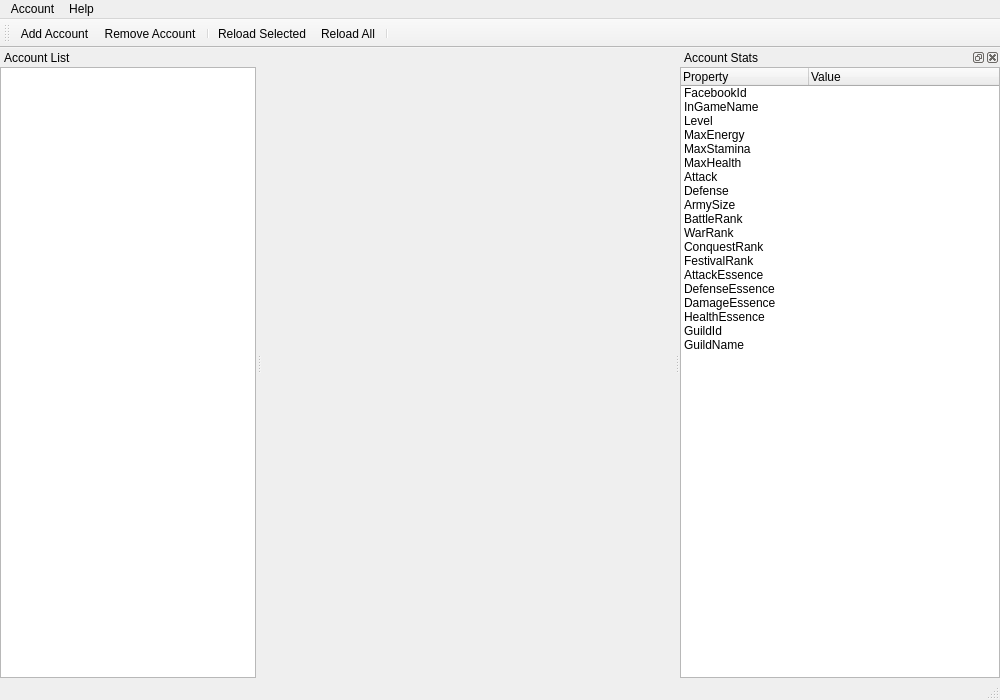
Before: the Qt Designer form mainwindow.ui in yhuiyang/castleage, drawn with Qt 5.
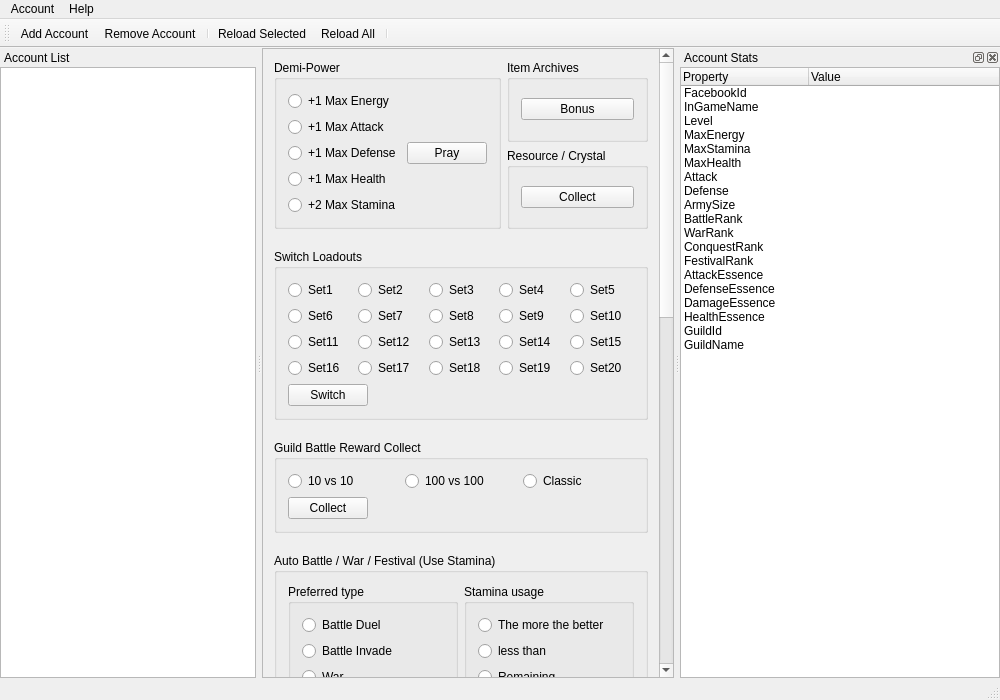
After: the same form once the commit is applied. Icons and pictures are not drawn.

Commit message:
Add some ui for performing actions.
All are no function now.

The edit to the form file:
```diff
--- a/mainwindow.ui
+++ b/mainwindow.ui
@@ -16,7 +16,917 @@
   <property name="dockOptions">
    <set>QMainWindow::AllowNestedDocks|QMainWindow::AllowTabbedDocks|QMainWindow::AnimatedDocks</set>
   </property>
-  <widget class="QWidget" name="centralWidget"/>
+  <widget class="QWidget" name="centralWidget">
+   <layout class="QHBoxLayout" name="horizontalLayout">
+    <property name="spacing">
+     <number>0</number>
+    </property>
+    <property name="leftMargin">
+     <number>0</number>
+    </property>
+    <property name="topMargin">
+     <number>0</number>
+    </property>
+    <property name="rightMargin">
+     <number>0</number>
+    </property>
+    <property name="bottomMargin">
+     <number>0</number>
+    </property>
+    <item>
+     <widget class="QScrollArea" name="scrollArea">
+      <property name="widgetResizable">
+       <bool>true</bool>
+      </property>
+      <widget class="QWidget" name="scrollAreaWidgetContents">
+       <property name="geometry">
+        <rect>
+         <x>0</x>
+         <y>-28</y>
+         <width>405</width>
+         <height>1414</height>
+        </rect>
+       </property>
+       <layout class="QVBoxLayout" name="verticalLayout_7">
+        <property name="spacing">
+         <number>10</number>
+        </property>
+        <item>
+         <layout class="QGridLayout" name="gridLayout_3">
+          <item row="0" column="0" rowspan="2">
+           <widget class="QGroupBox" name="groupBoxDemiPower">
+            <property name="title">
+             <string>Demi-Power</string>
+            </property>
+            <layout class="QHBoxLayout" name="horizontalLayout_2">
+             <item>
+              <layout class="QVBoxLayout" name="verticalLayout">
+               <item>
+                <widget class="QRadioButton" name="radioButtonDemiPowerEnergy">
+                 <property name="text">
+                  <string>+1 Max Energy</string>
+                 </property>
+                </widget>
+               </item>
+               <item>
+                <widget class="QRadioButton" name="radioButtonDemiPowerAttack">
+                 <property name="text">
+                  <string>+1 Max Attack</string>
+                 </property>
+                </widget>
+               </item>
+               <item>
+                <widget class="QRadioButton" name="radioButtonDemiPowerDefense">
+                 <property name="text">
+                  <string>+1 Max Defense</string>
+                 </property>
+                </widget>
+               </item>
+               <item>
+                <widget class="QRadioButton" name="radioButtonDemiPowerHealth">
+                 <property name="text">
+                  <string>+1 Max Health</string>
+                 </property>
+                </widget>
+               </item>
+               <item>
+                <widget class="QRadioButton" name="radioButtonDemiPowerStamina">
+                 <property name="text">
+                  <string>+2 Max Stamina</string>
+                 </property>
+                </widget>
+               </item>
+              </layout>
+             </item>
+             <item>
+              <widget class="QPushButton" name="pushButtonDemiPowerPray">
+               <property name="text">
+                <string>Pray</string>
+               </property>
+              </widget>
+             </item>
+            </layout>
+           </widget>
+          </item>
+          <item row="0" column="1">
+           <widget class="QGroupBox" name="groupBoxItemArchive">
+            <property name="title">
+             <string>Item Archives</string>
+            </property>
+            <layout class="QGridLayout" name="gridLayout_2">
+             <item row="0" column="0">
+              <widget class="QPushButton" name="pushButtonItemArchiveBonus">
+               <property name="text">
+                <string>Bonus</string>
+               </property>
+              </widget>
+             </item>
+            </layout>
+           </widget>
+          </item>
+          <item row="1" column="1">
+           <widget class="QGroupBox" name="groupBoxResourceCrystal">
+            <property name="title">
+             <string>Resource / Crystal</string>
+            </property>
+            <layout class="QGridLayout" name="gridLayout">
+             <item row="0" column="0">
+              <widget class="QPushButton" name="pushButtonCollectResourceCrystal">
+               <property name="text">
+                <string>Collect</string>
+               </property>
+              </widget>
+             </item>
+            </layout>
+           </widget>
+          </item>
+         </layout>
+        </item>
+        <item>
+         <spacer name="verticalSpacer">
+          <property name="orientation">
+           <enum>Qt::Vertical</enum>
+          </property>
+          <property name="sizeType">
+           <enum>QSizePolicy::Fixed</enum>
+          </property>
+          <property name="sizeHint" stdset="0">
+           <size>
+            <width>0</width>
+            <height>10</height>
+           </size>
+          </property>
+         </spacer>
+        </item>
+        <item>
+         <widget class="QGroupBox" name="groupBox_2">
+          <property name="title">
+           <string>Switch Loadouts</string>
+          </property>
+          <layout class="QVBoxLayout" name="verticalLayout_13">
+           <item>
+            <layout class="QGridLayout" name="gridLayout_6">
+             <item row="0" column="0">
+              <widget class="QRadioButton" name="radioButtonLoadoutSet1">
+               <property name="text">
+                <string>Set1</string>
+               </property>
+              </widget>
+             </item>
+             <item row="0" column="1">
+              <widget class="QRadioButton" name="radioButtonLoadoutSet2">
+               <property name="text">
+                <string>Set2</string>
+               </property>
+              </widget>
+             </item>
+             <item row="0" column="2">
+              <widget class="QRadioButton" name="radioButtonLoadoutSet3">
+               <property name="text">
+                <string>Set3</string>
+               </property>
+              </widget>
+             </item>
+             <item row="0" column="3">
+              <widget class="QRadioButton" name="radioButtonLoadoutSet4">
+               <property name="text">
+                <string>Set4</string>
+               </property>
+              </widget>
+             </item>
+             <item row="0" column="4">
+              <widget class="QRadioButton" name="radioButtonLoadoutSet5">
+               <property name="text">
+                <string>Set5</string>
+               </property>
+              </widget>
+             </item>
+             <item row="1" column="0">
+              <widget class="QRadioButton" name="radioButtonLoadoutSet6">
+               <property name="text">
+                <string>Set6</string>
+               </property>
+              </widget>
+             </item>
+             <item row="1" column="1">
+              <widget class="QRadioButton" name="radioButtonLoadoutSet7">
+               <property name="text">
+                <string>Set7</string>
+               </property>
+              </widget>
+             </item>
+             <item row="1" column="2">
+              <widget class="QRadioButton" name="radioButtonLoadoutSet8">
+               <property name="text">
+                <string>Set8</string>
+               </property>
+              </widget>
+             </item>
+             <item row="1" column="3">
+              <widget class="QRadioButton" name="radioButtonLoadoutSet9">
+               <property name="text">
+                <string>Set9</string>
+               </property>
+              </widget>
+             </item>
+             <item row="1" column="4">
+              <widget class="QRadioButton" name="radioButtonLoadoutSet10">
+               <property name="text">
+                <string>Set10</string>
+               </property>
+              </widget>
+             </item>
+             <item row="2" column="0">
+              <widget class="QRadioButton" name="radioButtonLoadoutSet11">
+               <property name="text">
+                <string>Set11</string>
+               </property>
+              </widget>
+             </item>
+             <item row="2" column="1">
+              <widget class="QRadioButton" name="radioButtonLoadoutSet12">
+               <property name="text">
+                <string>Set12</string>
+               </property>
+              </widget>
+             </item>
+             <item row="2" column="2">
+              <widget class="QRadioButton" name="radioButtonLoadoutSet13">
+               <property name="text">
+                <string>Set13</string>
+               </property>
+              </widget>
+             </item>
+             <item row="2" column="3">
+              <widget class="QRadioButton" name="radioButtonLoadoutSet14">
+               <property name="text">
+                <string>Set14</string>
+               </property>
+              </widget>
+             </item>
+             <item row="2" column="4">
+              <widget class="QRadioButton" name="radioButtonLoadoutSet15">
+               <property name="text">
+                <string>Set15</string>
+               </property>
+              </widget>
+             </item>
+             <item row="3" column="0">
+              <widget class="QRadioButton" name="radioButtonLoadoutSet16">
+               <property name="text">
+                <string>Set16</string>
+               </property>
+              </widget>
+             </item>
+             <item row="3" column="1">
+              <widget class="QRadioButton" name="radioButtonLoadoutSet17">
+               <property name="text">
+                <string>Set17</string>
+               </property>
+              </widget>
+             </item>
+             <item row="3" column="2">
+              <widget class="QRadioButton" name="radioButtonLoadoutSet18">
+               <property name="text">
+                <string>Set18</string>
+               </property>
+              </widget>
+             </item>
+             <item row="3" column="3">
+              <widget class="QRadioButton" name="radioButtonLoadoutSet19">
+               <property name="text">
+                <string>Set19</string>
+               </property>
+              </widget>
+             </item>
+             <item row="3" column="4">
+              <widget class="QRadioButton" name="radioButtonLoadoutSet20">
+               <property name="text">
+                <string>Set20</string>
+               </property>
+              </widget>
+             </item>
+            </layout>
+           </item>
+           <item>
+            <widget class="QPushButton" name="pushButtonLoadoutSwitch">
+             <property name="sizePolicy">
+              <sizepolicy hsizetype="Fixed" vsizetype="Fixed">
+               <horstretch>0</horstretch>
+               <verstretch>0</verstretch>
+              </sizepolicy>
+             </property>
+             <property name="text">
+              <string>Switch</string>
+             </property>
+            </widget>
+           </item>
+          </layout>
+         </widget>
+        </item>
+        <item>
+         <spacer name="verticalSpacer_2">
+          <property name="orientation">
+           <enum>Qt::Vertical</enum>
+          </property>
+          <property name="sizeType">
+           <enum>QSizePolicy::Fixed</enum>
+          </property>
+          <property name="sizeHint" stdset="0">
+           <size>
+            <width>0</width>
+            <height>10</height>
+           </size>
+          </property>
+         </spacer>
+        </item>
+        <item>
+         <widget class="QGroupBox" name="groupBox_4">
+          <property name="title">
+           <string>Guild Battle Reward Collect</string>
+          </property>
+          <layout class="QVBoxLayout" name="verticalLayout_14">
+           <item>
+            <layout class="QHBoxLayout" name="horizontalLayout_7">
+             <item>
+              <widget class="QRadioButton" name="radioButtonGB10">
+               <property name="text">
+                <string>10 vs 10</string>
+               </property>
+              </widget>
+             </item>
+             <item>
+              <widget class="QRadioButton" name="radioButtonGB100">
+               <property name="text">
+                <string>100 vs 100</string>
+               </property>
+              </widget>
+             </item>
+             <item>
+              <widget class="QRadioButton" name="radioButtonGBClassic">
+               <property name="text">
+                <string>Classic</string>
+               </property>
+              </widget>
+             </item>
+            </layout>
+           </item>
+           <item>
+            <widget class="QPushButton" name="pushButtonGBRewardCollect">
+             <property name="sizePolicy">
+              <sizepolicy hsizetype="Fixed" vsizetype="Fixed">
+               <horstretch>0</horstretch>
+               <verstretch>0</verstretch>
+              </sizepolicy>
+             </property>
+             <property name="text">
+              <string>Collect</string>
+             </property>
+            </widget>
+           </item>
+          </layout>
+         </widget>
+        </item>
+        <item>
+         <spacer name="verticalSpacer_4">
+          <property name="orientation">
+           <enum>Qt::Vertical</enum>
+          </property>
+          <property name="sizeType">
+           <enum>QSizePolicy::Minimum</enum>
+          </property>
+          <property name="sizeHint" stdset="0">
+           <size>
+            <width>0</width>
+            <height>10</height>
+           </size>
+          </property>
+         </spacer>
+        </item>
+        <item>
+         <widget class="QGroupBox" name="groupBox_3">
+          <property name="title">
+           <string>Auto Battle / War / Festival (Use Stamina)</string>
+          </property>
+          <layout class="QVBoxLayout" name="verticalLayout_6">
+           <item>
+            <layout class="QGridLayout" name="gridLayout_4">
+             <item row="0" column="0">
+              <widget class="QGroupBox" name="groupBoxPreferredBattleType">
+               <property name="title">
+                <string>Preferred type</string>
+               </property>
+               <layout class="QVBoxLayout" name="verticalLayout_3">
+                <item>
+                 <widget class="QRadioButton" name="radioButtonBattleTypeBattleDuel">
+                  <property name="text">
+                   <string>Battle Duel</string>
+                  </property>
+                  <attribute name="buttonGroup">
+                   <string notr="true">buttonGroup</string>
+                  </attribute>
+                 </widget>
+                </item>
+                <item>
+                 <widget class="QRadioButton" name="radioButtonBattleTypeBattleInvade">
+                  <property name="text">
+                   <string>Battle Invade</string>
+                  </property>
+                  <attribute name="buttonGroup">
+                   <string notr="true">buttonGroup</string>
+                  </attribute>
+                 </widget>
+                </item>
+                <item>
+                 <widget class="QRadioButton" name="radioButtonBattleTypeWar">
+                  <property name="text">
+                   <string>War</string>
+                  </property>
+                  <attribute name="buttonGroup">
+                   <string notr="true">buttonGroup</string>
+                  </attribute>
+                 </widget>
+                </item>
+                <item>
+                 <widget class="QRadioButton" name="radioButtonBattleTypeFestivalDuel">
+                  <property name="text">
+                   <string>Festival Duel</string>
+                  </property>
+                  <attribute name="buttonGroup">
+                   <string notr="true">buttonGroup</string>
+                  </attribute>
+                 </widget>
+                </item>
+               </layout>
+              </widget>
+             </item>
+             <item row="0" column="1">
+              <widget class="QGroupBox" name="groupBoxStaminUsage">
+               <property name="sizePolicy">
+                <sizepolicy hsizetype="Preferred" vsizetype="Preferred">
+                 <horstretch>0</horstretch>
+                 <verstretch>0</verstretch>
+                </sizepolicy>
+               </property>
+               <property name="title">
+                <string>Stamina usage</string>
+               </property>
+               <layout class="QVBoxLayout" name="verticalLayout_5">
+                <item>
+                 <widget class="QRadioButton" name="radioButtonAutoBattleStaminaUseAll">
+                  <property name="text">
+                   <string>The more the better</string>
+                  </property>
+                  <attribute name="buttonGroup">
+                   <string notr="true">buttonGroup_2</string>
+                  </attribute>
+                 </widget>
+                </item>
+                <item>
+                 <widget class="QRadioButton" name="radioButtonAutoBattleStaminaUseLessThan">
+                  <property name="text">
+                   <string>less than</string>
+                  </property>
+                  <attribute name="buttonGroup">
+                   <string notr="true">buttonGroup_2</string>
+                  </attribute>
+                 </widget>
+                </item>
+                <item>
+                 <widget class="QRadioButton" name="radioButtonAutoBattleStaminaUseRemaining">
+                  <property name="text">
+                   <string>Remaining</string>
+                  </property>
+                 </widget>
+                </item>
+                <item>
+                 <widget class="QLineEdit" name="lineEditAutoBattleStaminaUseLimit">
+                  <property name="sizePolicy">
+                   <sizepolicy hsizetype="Minimum" vsizetype="Fixed">
+                    <horstretch>0</horstretch>
+                    <verstretch>0</verstretch>
+                   </sizepolicy>
+                  </property>
+                 </widget>
+                </item>
+               </layout>
+              </widget>
+             </item>
+             <item row="1" column="0" colspan="2">
+              <widget class="QGroupBox" name="groupBoxEnemyRankLimit">
+               <property name="title">
+                <string>Enemy Rank Range limit</string>
+               </property>
+               <layout class="QVBoxLayout" name="verticalLayout_2">
+                <item>
+                 <widget class="QRadioButton" name="radioButtonBattleEnemyRankRangeEqualMine">
+                  <property name="text">
+                   <string>= mine</string>
+                  </property>
+                 </widget>
+                </item>
+                <item>
+                 <widget class="QRadioButton" name="radioButtonBattleEnemyRankRange">
+                  <property name="text">
+                   <string>(mine + X) &gt;= Enemy Rank &gt;= (mine + Y)</string>
+                  </property>
+                 </widget>
+                </item>
+                <item>
+                 <layout class="QHBoxLayout" name="horizontalLayout_3">
+                  <property name="leftMargin">
+                   <number>6</number>
+                  </property>
+                  <property name="rightMargin">
+                   <number>6</number>
+                  </property>
+                  <item>
+                   <widget class="QLabel" name="labelEnemyRankRangeLimitX">
+                    <property name="minimumSize">
+                     <size>
+                      <width>15</width>
+                      <height>0</height>
+                     </size>
+                    </property>
+                    <property name="text">
+                     <string>X:</string>
+                    </property>
+                   </widget>
+                  </item>
+                  <item>
+                   <widget class="QLineEdit" name="lineEditBattleEnemyRankRangeLimitX"/>
+                  </item>
+                  <item>
+                   <widget class="QLabel" name="labelEnemyRankRangeLimitY">
+                    <property name="minimumSize">
+                     <size>
+                      <width>15</width>
+                      <height>0</height>
+                     </size>
+                    </property>
+                    <property name="text">
+                     <string>Y:</string>
+                    </property>
+                   </widget>
+                  </item>
+                  <item>
+                   <widget class="QLineEdit" name="lineEditBattleEnemyRankRangeLimitY"/>
+                  </item>
+                 </layout>
+                </item>
+               </layout>
+              </widget>
+             </item>
+             <item row="2" column="0" colspan="2">
+              <widget class="QGroupBox" name="groupBoxEnemyLevelLimit">
+               <property name="title">
+                <string>Enemy Level Range limit</string>
+               </property>
+               <layout class="QVBoxLayout" name="verticalLayout_4">
+                <item>
+                 <widget class="QRadioButton" name="radioButtonBattleEnemyLevelRangeEqualMine">
+                  <property name="text">
+                   <string>= mine</string>
+                  </property>
+                 </widget>
+                </item>
+                <item>
+                 <widget class="QRadioButton" name="radioButtonBattleEnemyLevelRangeAbsolute">
+                  <property name="text">
+                   <string>(mine + X) &gt;= Enemy Level &gt;= (mine + Y)</string>
+                  </property>
+                 </widget>
+                </item>
+                <item>
+                 <widget class="QRadioButton" name="radioButtonBattleEnemyLevelRangeRelative">
+                  <property name="text">
+                   <string>(mine * X) &gt;= Enemy Level &gt;= (mine * Y)</string>
+                  </property>
+                 </widget>
+                </item>
+                <item>
+                 <layout class="QHBoxLayout" name="horizontalLayout_4">
+                  <property name="leftMargin">
+                   <number>6</number>
+                  </property>
+                  <property name="rightMargin">
+                   <number>6</number>
+                  </property>
+                  <item>
+                   <widget class="QLabel" name="labelEnemyLevelRangeLimitX">
+                    <property name="minimumSize">
+                     <size>
+                      <width>15</width>
+                      <height>0</height>
+                     </size>
+                    </property>
+                    <property name="text">
+                     <string>X:</string>
+                    </property>
+                   </widget>
+                  </item>
+                  <item>
+                   <widget class="QLineEdit" name="lineEditBattleEnemyLevelRangeLimitX"/>
+                  </item>
+                  <item>
+                   <widget class="QLabel" name="labelEnemyLevelRangeLimitY">
+                    <property name="minimumSize">
+                     <size>
+                      <width>15</width>
+                      <height>0</height>
+                     </size>
+                    </property>
+                    <property name="text">
+                     <string>Y:</string>
+                    </property>
+                   </widget>
+                  </item>
+                  <item>
+                   <widget class="QLineEdit" name="lineEditBattleEnemyLevelRangeLimitY"/>
+                  </item>
+                 </layout>
+                </item>
+               </layout>
+              </widget>
+             </item>
+            </layout>
+           </item>
+           <item>
+            <widget class="QPushButton" name="pushButtonAutoBattleStart">
+             <property name="sizePolicy">
+              <sizepolicy hsizetype="Fixed" vsizetype="Fixed">
+               <horstretch>0</horstretch>
+               <verstretch>0</verstretch>
+              </sizepolicy>
+             </property>
+             <property name="text">
+              <string>Start</string>
+             </property>
+            </widget>
+           </item>
+          </layout>
+         </widget>
+        </item>
+        <item>
+         <spacer name="verticalSpacer_3">
+          <property name="orientation">
+           <enum>Qt::Vertical</enum>
+          </property>
+          <property name="sizeType">
+           <enum>QSizePolicy::Fixed</enum>
+          </property>
+          <property name="sizeHint" stdset="0">
+           <size>
+            <width>0</width>
+            <height>10</height>
+           </size>
+          </property>
+         </spacer>
+        </item>
+        <item>
+         <widget class="QGroupBox" name="groupBox">
+          <property name="minimumSize">
+           <size>
+            <width>0</width>
+            <height>450</height>
+           </size>
+          </property>
+          <property name="title">
+           <string>Auto Conquest (Use Conquest Point)</string>
+          </property>
+          <layout class="QVBoxLayout" name="verticalLayout_12">
+           <item>
+            <layout class="QGridLayout" name="gridLayout_5">
+             <item row="0" column="0">
+              <widget class="QGroupBox" name="groupBoxPreferredConquestBattleType">
+               <property name="title">
+                <string>Preferred type</string>
+               </property>
+               <layout class="QVBoxLayout" name="verticalLayout_8">
+                <item>
+                 <widget class="QRadioButton" name="radioButtonConquestBattleDuel">
+                  <property name="text">
+                   <string>Duel</string>
+                  </property>
+                 </widget>
+                </item>
+                <item>
+                 <widget class="QRadioButton" name="radioButtonConquestBattleInvade">
+                  <property name="text">
+                   <string>Invade</string>
+                  </property>
+                 </widget>
+                </item>
+               </layout>
+              </widget>
+             </item>
+             <item row="0" column="1">
+              <widget class="QGroupBox" name="groupBoxConquestPointUsage">
+               <property name="sizePolicy">
+                <sizepolicy hsizetype="Preferred" vsizetype="Preferred">
+                 <horstretch>0</horstretch>
+                 <verstretch>0</verstretch>
+                </sizepolicy>
+               </property>
+               <property name="title">
+                <string>Conquest point usage</string>
+               </property>
+               <layout class="QVBoxLayout" name="verticalLayout_9">
+                <item>
+                 <widget class="QRadioButton" name="radioButtonAutoConquestPointUseAll">
+                  <property name="text">
+                   <string>The more the better</string>
+                  </property>
+                 </widget>
+                </item>
+                <item>
+                 <widget class="QRadioButton" name="radioButtonAutoConquestPointUseLessThan">
+                  <property name="text">
+                   <string>less than</string>
+                  </property>
+                 </widget>
+                </item>
+                <item>
+                 <widget class="QRadioButton" name="radioButtonAutoConquestPointUseRemaining">
+                  <property name="text">
+                   <string>Remaining</string>
+                  </property>
+                 </widget>
+                </item>
+                <item>
+                 <widget class="QLineEdit" name="lineEditAutoConquestPointUseLimit">
+                  <property name="sizePolicy">
+                   <sizepolicy hsizetype="Minimum" vsizetype="Fixed">
+                    <horstretch>0</horstretch>
+                    <verstretch>0</verstretch>
+                   </sizepolicy>
+                  </property>
+                 </widget>
+                </item>
+               </layout>
+              </widget>
+             </item>
+             <item row="1" column="0" colspan="2">
+              <widget class="QGroupBox" name="groupBoxEnemyRankLimit_2">
+               <property name="title">
+                <string>Enemy Rank Range limit</string>
+               </property>
+               <layout class="QVBoxLayout" name="verticalLayout_10">
+                <item>
+                 <widget class="QRadioButton" name="radioButtonConquestEnemyRankRangeEqualMine">
+                  <property name="text">
+                   <string>= mine</string>
+                  </property>
+                 </widget>
+                </item>
+                <item>
+                 <widget class="QRadioButton" name="radioButtonConquestEnemyRankRangeRelative">
+                  <property name="text">
+                   <string>(mine + X) &gt;= Enemy Rank &gt;= (mine + Y)</string>
+                  </property>
+                 </widget>
+                </item>
+                <item>
+                 <layout class="QHBoxLayout" name="horizontalLayout_5">
+                  <property name="leftMargin">
+                   <number>6</number>
+                  </property>
+                  <property name="rightMargin">
+                   <number>6</number>
+                  </property>
+                  <item>
+                   <widget class="QLabel" name="labelEnemyRankRangeLimitX_2">
+                    <property name="minimumSize">
+                     <size>
+                      <width>15</width>
+                      <height>0</height>
+                     </size>
+                    </property>
+                    <property name="text">
+                     <string>X:</string>
+                    </property>
+                   </widget>
+                  </item>
+                  <item>
+                   <widget class="QLineEdit" name="lineEditConquestEnemyRankRangeLimitX"/>
+                  </item>
+                  <item>
+                   <widget class="QLabel" name="labelEnemyRankRangeLimitY_2">
+                    <property name="minimumSize">
+                     <size>
+                      <width>15</width>
+                      <height>0</height>
+                     </size>
+                    </property>
+                    <property name="text">
+                     <string>Y:</string>
+                    </property>
+                   </widget>
+                  </item>
+                  <item>
+                   <widget class="QLineEdit" name="lineEditConquestEnemyRankRangeLimitY"/>
+                  </item>
+                 </layout>
+                </item>
+               </layout>
+              </widget>
+             </item>
+             <item row="2" column="0" colspan="2">
+              <widget class="QGroupBox" name="groupBoxEnemyLevelLimit_2">
+               <property name="title">
+                <string>Enemy Level Range limit</string>
+               </property>
+               <layout class="QVBoxLayout" name="verticalLayout_11">
+                <item>
+                 <widget class="QRadioButton" name="radioButtonConquestEnemyLevelRangeEqualMine">
+                  <property name="text">
+                   <string>= mine</string>
+                  </property>
+                 </widget>
+                </item>
+                <item>
+                 <widget class="QRadioButton" name="radioButtonConquestEnemyLevelRangeAbsolute">
+                  <property name="text">
+                   <string>(mine + X) &gt;= Enemy Level &gt;= (mine + Y)</string>
+                  </property>
+                 </widget>
+                </item>
+                <item>
+                 <widget class="QRadioButton" name="radioButtonConquestEnemyLevelRangeRelative">
+                  <property name="text">
+                   <string>(mine * X) &gt;= Enemy Level &gt;= (mine * Y)</string>
+                  </property>
+                 </widget>
+                </item>
+                <item>
+                 <layout class="QHBoxLayout" name="horizontalLayout_6">
+                  <property name="leftMargin">
+                   <number>6</number>
+                  </property>
+                  <property name="rightMargin">
+                   <number>6</number>
+                  </property>
+                  <item>
+                   <widget class="QLabel" name="labelEnemyLevelRangeLimitX_2">
+                    <property name="minimumSize">
+                     <size>
+                      <width>15</width>
+                      <height>0</height>
+                     </size>
+                    </property>
+                    <property name="text">
+                     <string>X:</string>
+                    </property>
+                   </widget>
+                  </item>
+                  <item>
+                   <widget class="QLineEdit" name="lineEditConquestEnemyLevelRangeLimitX"/>
+                  </item>
+                  <item>
+                   <widget class="QLabel" name="labelEnemyLevelRangeLimitY_2">
+                    <property name="minimumSize">
+                     <size>
+                      <width>15</width>
+                      <height>0</height>
+                     </size>
+                    </property>
+                    <property name="text">
+                     <string>Y:</string>
+                    </property>
+                   </widget>
+                  </item>
+                  <item>
+                   <widget class="QLineEdit" name="lineEditConquestEnemyLevelRangeLimitY"/>
+                  </item>
+                 </layout>
+                </item>
+               </layout>
+              </widget>
+             </item>
+            </layout>
+           </item>
+           <item>
+            <widget class="QPushButton" name="pushButtonAutoConquestStart">
+             <property name="sizePolicy">
+              <sizepolicy hsizetype="Maximum" vsizetype="Fixed">
+               <horstretch>0</horstretch>
+               <verstretch>0</verstretch>
+              </sizepolicy>
+             </property>
+             <property name="text">
+              <string>Start</string>
+             </property>
+            </widget>
+           </item>
+          </layout>
+         </widget>
+        </item>
+       </layout>
+      </widget>
+     </widget>
+    </item>
+   </layout>
+  </widget>
   <widget class="QMenuBar" name="menuBar">
    <property name="geometry">
     <rect>
```
Left out of the diff: 4 changed lines with no effect on the pictures.
